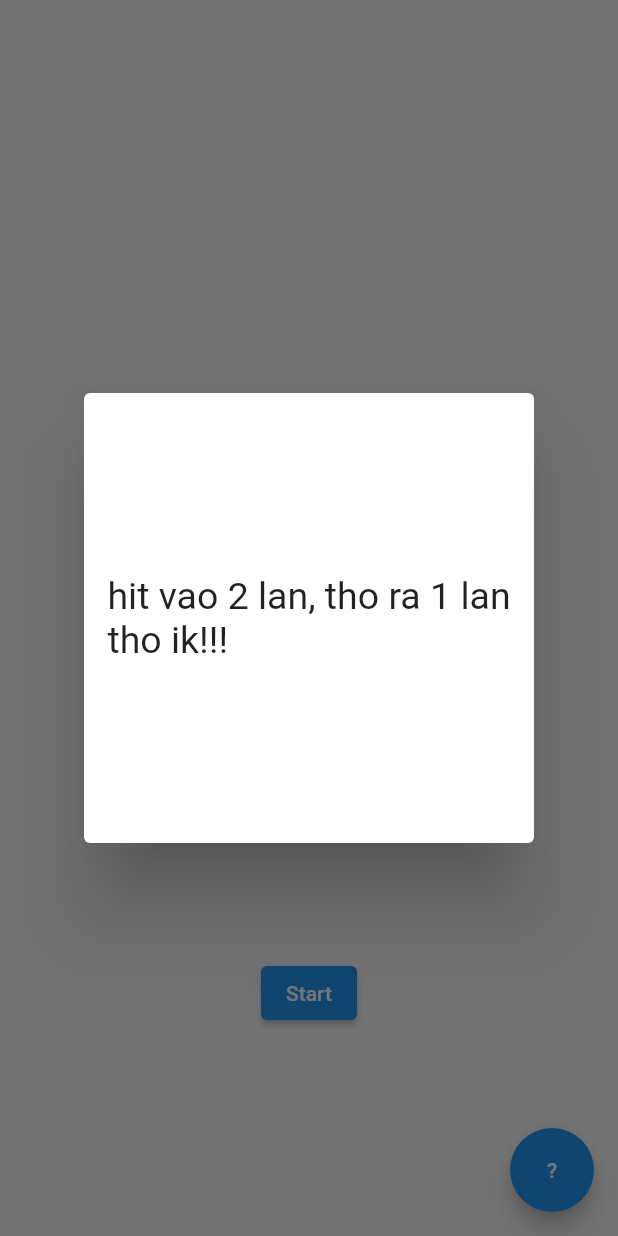
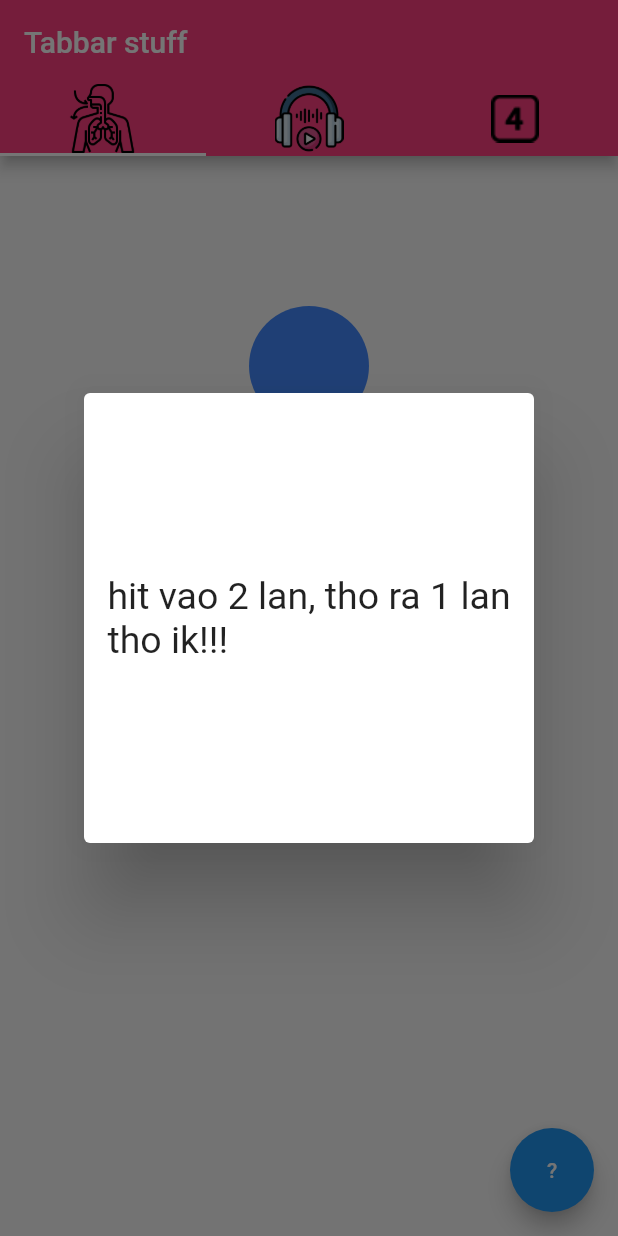
Before and after one commit to thivux/cp22_stress, a Flutter app: the screen it shows after launch, after a tap on an icon or button, on a phone screen of 412 x 824 dp. Run offline on Flutter 3.47's test engine with Material 2 defaults, Android fonts, the phone set to English and light mode, and no system bars.

Commit message:
Add files via upload

```diff
--- a/lib/version_0_3.dart
+++ b/lib/version_0_3.dart
@@ -1,12 +1,13 @@
 import 'package:flutter/material.dart';
 
 void main() {
-  runApp(MaterialApp(
+  runApp(const MaterialApp(
     home: Bubble(),
   ));
 }
 
 class Bubble extends StatefulWidget {
+  const Bubble({Key? key}) : super(key: key);
   @override
   BubbleState createState() {
     return BubbleState();
@@ -22,7 +23,7 @@ class BubbleState extends State<Bubble> with SingleTickerProviderStateMixin {
     super.initState();
 
     _controller =
-        AnimationController(vsync: this, duration: Duration(seconds: 10));
+        AnimationController(vsync: this, duration: const Duration(seconds: 10));
 
     _marginAnimation = TweenSequence(<TweenSequenceItem<double>>[
       TweenSequenceItem(
@@ -70,8 +71,8 @@ class BubbleState extends State<Bubble> with SingleTickerProviderStateMixin {
     return showDialog(
         context: context,
         builder: (context) {
-          return Dialog(
-            child: Container(
+          return const Dialog(
+            child: SizedBox(
               width: 300,
               height: 300,
               child: Center(
@@ -89,33 +90,34 @@ class BubbleState extends State<Bubble> with SingleTickerProviderStateMixin {
 
   @override
   Widget build(BuildContext context) {
-    return AnimatedBuilder(
+    return DefaultTabController(
+        length: 3,
+        child: AnimatedBuilder(
             animation: _controller,
             builder: (BuildContext context, _) {
               return Scaffold(
-            body: Center(
-              child: Column(
+                appBar: AppBar(
+                  bottom: TabBar(
+                    indicatorColor: Colors.pinkAccent,
+                    tabs: [
+                      Tab(icon: Image.asset('assets/breathing.png')),
+                      Tab(icon: Image.asset('assets/listening.png')),
+                      Tab(icon: Image.asset('assets/Numbers_4_icon.png')),
+                    ],
+                  ),
+                  backgroundColor: Colors.pinkAccent,
+                  title: const Text('Tabbar stuff'),
+                ),
+                body: Column(
                   children: <Widget>[
-                  Container(
-                    width: 500,
-                    height: 500,
-                    // color: Colors.red,   // uncomment to see container
-                    child: Container(
-                      margin: EdgeInsets.all(_marginAnimation.value),
-                      decoration: BoxDecoration(
-                        color: Colors.blueAccent,
-                        shape: BoxShape.circle,
-                      ),
-                    ),
-                  ),
+                    CircleBox(marginAnimation: _marginAnimation),
                     ElevatedButton(
                         onPressed: () {
                           _playAnimation();
                         },
-                      child: Text('Start'))
+                        child: const Text('Start'))
                   ],
-                mainAxisAlignment: MainAxisAlignment.center,
-              ),
+                  mainAxisAlignment: MainAxisAlignment.start,
                 ),
                 floatingActionButton: FloatingActionButton(
                   onPressed: () {
@@ -124,6 +126,39 @@ class BubbleState extends State<Bubble> with SingleTickerProviderStateMixin {
                   child: const Text('?'),
                 ),
               );
-        });
+            }));
   }
 }
+
+class CircleBox extends StatelessWidget {
+  const CircleBox({
+    Key? key,
+    required Animation<double> marginAnimation,
+  })  : _marginAnimation = marginAnimation,
+        super(key: key);
+
+  final Animation<double> _marginAnimation;
+
+  @override
+  Widget build(BuildContext context) {
+    return Wrap(
+      children: [
+        Align(
+          alignment: Alignment.center,
+          child: SizedBox(
+            width: 280,
+            height: 280,
+            // color: Colors.red,   // uncomment to see container
+            child: Container(
+              margin: EdgeInsets.all(_marginAnimation.value),
+              decoration: const BoxDecoration(
+                color: Colors.blueAccent,
+                shape: BoxShape.circle,
+              ),
+            ),
+          ),
+        ),
+      ],
+    );
+  }
+}
```
Also changed, not shown: assets/Numbers_1_icon.png (added), assets/Numbers_2_icon.png (added), assets/Numbers_4_icon.png (added), assets/breathing.png (added), assets/listening.png (added). Lines whose indentation alone changed are shown as unchanged.
